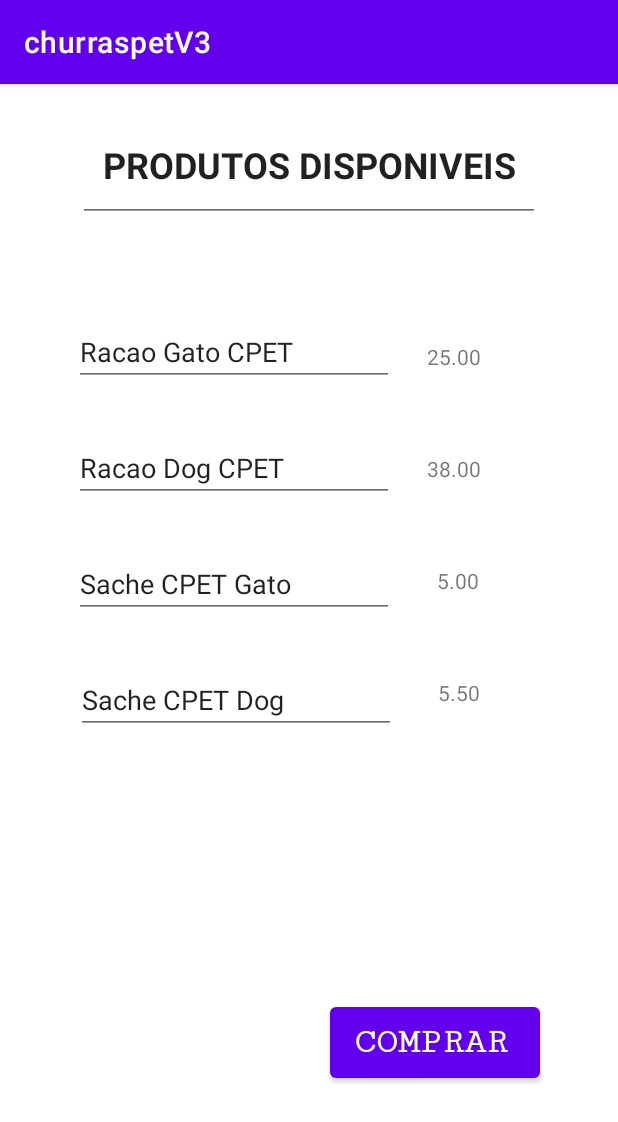
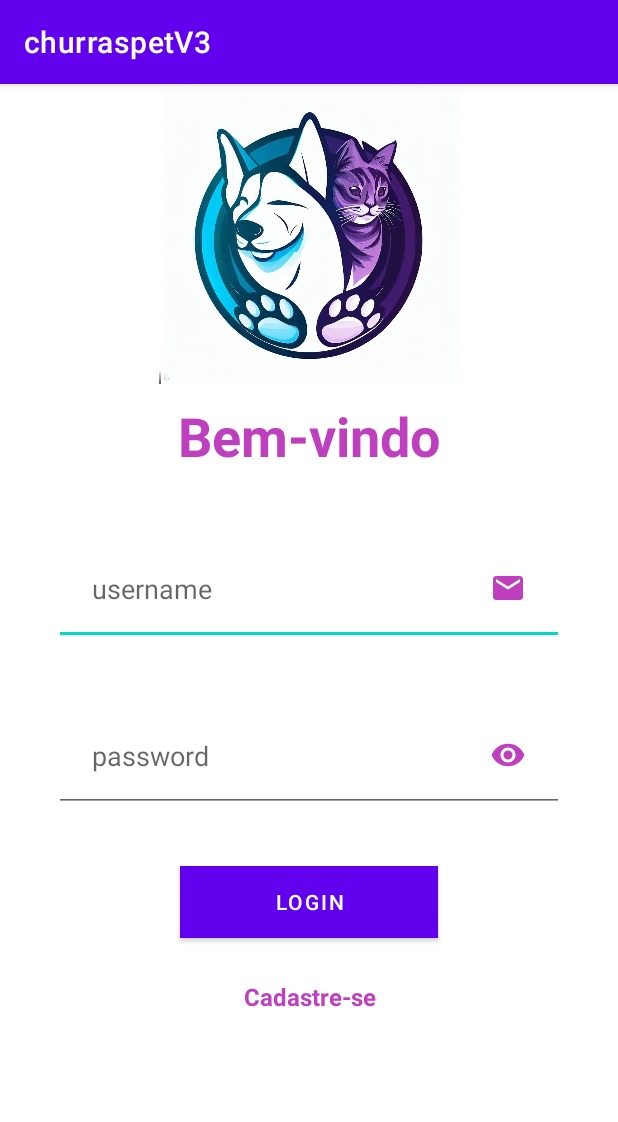
Before and after one commit to lucasnichals/churraspetV4, an Android app: the screen it shows after launch (MainActivity before the commit, HomeActivity after it), on a phone screen of 412 x 824 dp. Shown: the top 1122 px of the screen. Run offline under Robolectric (Android 15) with nearby library versions, the phone set to English and light mode, and no system bars.

Commit message:
project updated plus login screen plus register screen plus img src in mainactivity plus authentication with toast notification

```diff
--- /dev/null
+++ b/app/src/main/java/c/churraspetv3/HomeActivity.java
@@ -0,0 +1,46 @@
+package c.churraspetv3;
+
+import androidx.appcompat.app.AppCompatActivity;
+import android.content.Intent;
+import android.os.Bundle;
+import android.view.View;
+import android.widget.Button;
+import android.widget.EditText;
+import android.widget.TextView;
+import android.widget.Toast;
+
+public class HomeActivity extends AppCompatActivity {
+
+    @Override
+    protected void onCreate(Bundle savedInstanceState) {
+        super.onCreate(savedInstanceState);
+        setContentView(R.layout.activity_home);
+        String username = "u";
+        String password = "p";
+        TextView tvRegister = findViewById(R.id.tv_main_cadastro);
+        EditText etUsername = findViewById(R.id.et_main_username);
+        EditText etPassword = findViewById(R.id.et_main_password);
+        Button btnLogin = findViewById(R.id.btn_main_login);
+        tvRegister.setOnClickListener(new View.OnClickListener() {
+            @Override
+            public void onClick(View v) {
+                Intent intent = new Intent(HomeActivity.this, RegisterActivity.class);
+                startActivity(intent);
+            }
+        });
+        btnLogin.setOnClickListener(new View.OnClickListener() {
+            @Override
+            public void onClick(View view) {
+                String enteredUsername = etUsername.getText().toString();
+                String enteredPassword = etPassword.getText().toString();
+                if (enteredUsername.equals(username) && enteredPassword.equals(password)) {
+                    Toast.makeText(HomeActivity.this, "Bem-vindo", Toast.LENGTH_SHORT).show();
+                    Intent intent = new Intent(HomeActivity.this, MainActivity.class);
+                    startActivity(intent);
+                } else {
+                    Toast.makeText(HomeActivity.this, "Usuario ou senha INVALIDOS", Toast.LENGTH_LONG).show();
+                }
+            }
+        });
+    }
+}
--- /dev/null
+++ b/app/src/main/res/drawable/ic_email.xml
@@ -0,0 +1,5 @@
+<vector android:height="24dp" android:tint="#BF40BF"
+    android:viewportHeight="24" android:viewportWidth="24"
+    android:width="24dp" xmlns:android="http://schemas.android.com/apk/res/android">
+    <path android:fillColor="@android:color/white" android:pathData="M20,4L4,4c-1.1,0 -1.99,0.9 -1.99,2L2,18c0,1.1 0.9,2 2,2h16c1.1,0 2,-0.9 2,-2L22,6c0,-1.1 -0.9,-2 -2,-2zM20,8l-8,5 -8,-5L4,6l8,5 8,-5v2z"/>
+</vector>
--- /dev/null
+++ b/app/src/main/res/drawable/ic_eye.xml
@@ -0,0 +1,5 @@
+<vector android:height="24dp" android:tint="#BF40BF"
+    android:viewportHeight="24" android:viewportWidth="24"
+    android:width="24dp" xmlns:android="http://schemas.android.com/apk/res/android">
+    <path android:fillColor="@android:color/white" android:pathData="M12,4.5C7,4.5 2.73,7.61 1,12c1.73,4.39 6,7.5 11,7.5s9.27,-3.11 11,-7.5c-1.73,-4.39 -6,-7.5 -11,-7.5zM12,17c-2.76,0 -5,-2.24 -5,-5s2.24,-5 5,-5 5,2.24 5,5 -2.24,5 -5,5zM12,9c-1.66,0 -3,1.34 -3,3s1.34,3 3,3 3,-1.34 3,-3 -1.34,-3 -3,-3z"/>
+</vector>
--- /dev/null
+++ b/app/src/main/res/layout/activity_home.xml
@@ -0,0 +1,100 @@
+<?xml version="1.0" encoding="utf-8"?>
+<androidx.constraintlayout.widget.ConstraintLayout xmlns:android="http://schemas.android.com/apk/res/android"
+    xmlns:app="http://schemas.android.com/apk/res-auto"
+    xmlns:tools="http://schemas.android.com/tools"
+    android:layout_width="match_parent"
+    android:layout_height="match_parent"
+    tools:context=".MainActivity">
+
+    <ImageView
+        android:id="@+id/logo"
+        android:layout_width="200dp"
+        android:layout_height="200dp"
+        android:src="@drawable/logo1"
+        app:layout_constraintEnd_toEndOf="parent"
+        app:layout_constraintStart_toStartOf="parent"
+        tools:ignore="MissingConstraints" />
+
+    <TextView
+        android:id="@+id/tv_main_tittle_login_screen"
+        android:layout_width="wrap_content"
+        android:layout_height="wrap_content"
+        android:layout_marginTop="0dp"
+        android:layout_marginBottom="300dp"
+        android:text="@string/bem_vindo"
+        android:textColor="@color/purple"
+        android:textSize="36sp"
+        android:textStyle="bold"
+        app:layout_constraintBottom_toBottomOf="parent"
+        app:layout_constraintEnd_toEndOf="parent"
+        app:layout_constraintStart_toStartOf="parent"
+        app:layout_constraintTop_toTopOf="@id/logo" />
+
+    <EditText
+        android:id="@+id/et_main_username"
+        style="@style/Widget.MaterialComponents.TextInputLayout.OutlinedBox"
+        android:layout_width="match_parent"
+        android:layout_height="wrap_content"
+        android:layout_marginStart="36dp"
+        android:layout_marginTop="40dp"
+        android:layout_marginEnd="36dp"
+        android:autofillHints=""
+        android:drawableEnd="@drawable/ic_email"
+        android:hint="@string/username"
+        android:inputType="text"
+        android:maxLines="1"
+        android:padding="25dp"
+        android:singleLine="true"
+        android:textSize="18sp"
+        app:layout_constraintEnd_toEndOf="parent"
+        app:layout_constraintStart_toStartOf="parent"
+        app:layout_constraintTop_toBottomOf="@id/tv_main_tittle_login_screen" />
+
+    <EditText
+        android:id="@+id/et_main_password"
+        android:layout_width="match_parent"
+        android:layout_height="wrap_content"
+        android:layout_marginStart="36dp"
+        android:layout_marginTop="36dp"
+        android:layout_marginEnd="36dp"
+        android:autofillHints=""
+        android:drawableEnd="@drawable/ic_eye"
+        android:hint="@string/password"
+        android:inputType="textPassword"
+        android:maxLines="1"
+        android:padding="25dp"
+        android:singleLine="true"
+        android:textSize="18sp"
+        app:layout_constraintEnd_toEndOf="parent"
+        app:layout_constraintStart_toStartOf="parent"
+        app:layout_constraintTop_toBottomOf="@id/et_main_username" />
+
+    <Button
+        android:id="@+id/btn_main_login"
+        android:layout_width="match_parent"
+        android:layout_height="wrap_content"
+        android:layout_marginStart="120dp"
+        android:layout_marginTop="36dp"
+        android:layout_marginEnd="120dp"
+        android:background="@color/purple"
+        android:text="@string/login"
+        android:textAllCaps="true"
+        app:layout_constraintTop_toBottomOf="@id/et_main_password" />
+
+    <TextView
+        android:id="@+id/tv_main_cadastro"
+        android:layout_width="match_parent"
+        android:layout_height="wrap_content"
+        android:layout_marginStart="36dp"
+        android:layout_marginTop="28dp"
+        android:layout_marginEnd="36dp"
+        android:text="@string/cadastre_se"
+        android:textAlignment="center"
+        android:textColor="@color/purple"
+        android:textSize="16sp"
+        android:textStyle="bold"
+        app:layout_constraintEnd_toEndOf="parent"
+        app:layout_constraintStart_toStartOf="parent"
+        app:layout_constraintTop_toBottomOf="@id/btn_main_login" />
+
+</androidx.constraintlayout.widget.ConstraintLayout>
--- a/app/src/main/res/layout/activity_main.xml
+++ b/app/src/main/res/layout/activity_main.xml
@@ -5,6 +5,18 @@
     android:layout_width="match_parent"
     android:layout_height="match_parent"
     tools:context=".MainActivity">
+
+    <ImageView
+        android:id="@+id/img1"
+        android:layout_width="80dp"
+        android:layout_height="60dp"
+        android:src="@drawable/racao"
+        app:layout_constraintEnd_toStartOf="@+id/editP1"
+        app:layout_constraintStart_toStartOf="parent"
+        app:layout_constraintTop_toTopOf="parent"
+        app:layout_constraintBottom_toBottomOf="parent"
+        android:layout_marginBottom="380dp"
+        android:layout_marginEnd="10dp"/>
 
     <EditText
         android:id="@+id/editMenu"
@@ -29,61 +41,93 @@
         android:layout_width="wrap_content"
         android:layout_height="wrap_content"
         android:layout_marginTop="64dp"
-        android:layout_marginEnd="100dp"
+        android:layout_marginEnd="20dp"
         android:duplicateParentState="true"
-        android:editable="false"
         android:ems="10"
         android:inputType="textPersonName"
         android:text="Racao Gato CPET"
         app:layout_constraintEnd_toEndOf="parent"
+        app:layout_constraintStart_toStartOf="@id/img1"
+        app:layout_constraintTop_toBottomOf="@+id/editMenu" />
+
+    <ImageView
+        android:id="@+id/img2"
+        android:layout_width="80dp"
+        android:layout_height="60dp"
+        android:src="@drawable/racao_dog"
+        app:layout_constraintEnd_toStartOf="@+id/editP2"
         app:layout_constraintStart_toStartOf="parent"
-        app:layout_constraintTop_toBottomOf="@+id/editMenu" />
+        app:layout_constraintTop_toBottomOf="@id/img1"
+        app:layout_constraintBottom_toBottomOf="parent"
+        android:layout_marginBottom="360dp"
+        android:layout_marginEnd="10dp"/>
+
 
     <EditText
         android:id="@+id/editP2"
         android:layout_width="wrap_content"
         android:layout_height="wrap_content"
-        android:layout_marginTop="32dp"
-        android:layout_marginEnd="100dp"
-        android:editable="false"
+        android:layout_marginTop="64dp"
+        android:layout_marginEnd="20dp"
+        android:duplicateParentState="true"
         android:ems="10"
         android:inputType="textPersonName"
-        android:text="Racao Dog CPET"
+        android:text="Racao Cachorro CPET"
         app:layout_constraintEnd_toEndOf="parent"
+        app:layout_constraintStart_toStartOf="@id/img1"
+        app:layout_constraintTop_toBottomOf="@+id/editP1" />
+
+    <ImageView
+        android:id="@+id/img3"
+        android:layout_width="80dp"
+        android:layout_height="60dp"
+        android:src="@drawable/sache_cat"
+        app:layout_constraintEnd_toStartOf="@+id/editP3"
         app:layout_constraintStart_toStartOf="parent"
-        app:layout_constraintTop_toBottomOf="@+id/editP1" />
+        app:layout_constraintTop_toBottomOf="@id/img2"
+        app:layout_constraintBottom_toBottomOf="parent"
+        android:layout_marginBottom="260dp"
+        android:layout_marginEnd="10dp"/>
 
     <EditText
         android:id="@+id/editP3"
         android:layout_width="wrap_content"
         android:layout_height="wrap_content"
-        android:layout_marginTop="32dp"
-        android:layout_marginEnd="100dp"
-        android:editable="false"
+        android:layout_marginTop="64dp"
+        android:layout_marginEnd="20dp"
+        android:duplicateParentState="true"
         android:ems="10"
         android:inputType="textPersonName"
-        android:text="Sache CPET Gato"
+        android:text="Sache Gato CPET"
         app:layout_constraintEnd_toEndOf="parent"
+        app:layout_constraintStart_toStartOf="@id/img3"
+        app:layout_constraintTop_toBottomOf="@+id/editP2" />
+
+    <ImageView
+        android:id="@+id/img4"
+        android:layout_width="80dp"
+        android:layout_height="60dp"
+        android:src="@drawable/sache_dog"
+        app:layout_constraintEnd_toStartOf="@+id/editP3"
         app:layout_constraintStart_toStartOf="parent"
-        app:layout_constraintTop_toBottomOf="@+id/editP2" />
+        app:layout_constraintTop_toBottomOf="@id/img2"
+        app:layout_constraintBottom_toBottomOf="parent"
+        android:layout_marginBottom="60dp"
+        android:layout_marginEnd="10dp"/>
 
     <EditText
         android:id="@+id/editP4"
         android:layout_width="wrap_content"
         android:layout_height="wrap_content"
-        android:layout_marginTop="32dp"
-        android:layout_marginEnd="100dp"
-        android:layout_marginBottom="343dp"
-        android:editable="false"
+        android:layout_marginTop="64dp"
+        android:layout_marginEnd="20dp"
+        android:duplicateParentState="true"
         android:ems="10"
         android:inputType="textPersonName"
-        android:text="Sache CPET Dog"
-        app:layout_constraintBottom_toBottomOf="parent"
+        android:text="Sache Cachorro CPET"
         app:layout_constraintEnd_toEndOf="parent"
-        app:layout_constraintHorizontal_bias="0.512"
-        app:layout_constraintStart_toStartOf="parent"
-        app:layout_constraintTop_toBottomOf="@+id/editP3"
-        app:layout_constraintVertical_bias="0.0" />
+        app:layout_constraintStart_toStartOf="@id/img4"
+        app:layout_constraintTop_toBottomOf="@+id/editP3"/>
 
     <Button
         android:id="@+id/bComprar"
@@ -103,7 +147,7 @@
         app:layout_constraintBottom_toBottomOf="parent"
         app:layout_constraintEnd_toEndOf="parent"
         app:layout_constraintStart_toStartOf="parent"
-        app:layout_constraintTop_toBottomOf="@+id/editP4" />
+        app:layout_constraintTop_toBottomOf="@id/editP3" />
 
     <TextView
         android:id="@+id/textV1"
@@ -122,7 +166,7 @@
         android:layout_width="wrap_content"
         android:layout_height="wrap_content"
         android:layout_marginStart="15dp"
-        android:layout_marginTop="55dp"
+        android:layout_marginTop="85dp"
         android:layout_marginEnd="85dp"
         android:text="38.00"
         app:layout_constraintEnd_toEndOf="parent"
@@ -134,7 +178,7 @@
         android:layout_width="wrap_content"
         android:layout_height="wrap_content"
         android:layout_marginStart="15dp"
-        android:layout_marginTop="55dp"
+        android:layout_marginTop="95dp"
         android:layout_marginEnd="80dp"
         android:text="5.00"
         app:layout_constraintEnd_toEndOf="parent"
@@ -146,7 +190,7 @@
         android:layout_width="wrap_content"
         android:layout_height="wrap_content"
         android:layout_marginStart="15dp"
-        android:layout_marginTop="55dp"
+        android:layout_marginTop="95dp"
         android:layout_marginEnd="80dp"
         android:text="5.50"
         app:layout_constraintEnd_toEndOf="parent"
--- a/app/src/main/res/values/colors.xml
+++ b/app/src/main/res/values/colors.xml
@@ -7,4 +7,5 @@
     <color name="teal_700">#FF018786</color>
     <color name="black">#FF000000</color>
     <color name="white">#FFFFFFFF</color>
+    <color name="purple">#BF40BF</color>
 </resources>
--- a/app/src/main/res/values/strings.xml
+++ b/app/src/main/res/values/strings.xml
@@ -1,3 +1,10 @@
 <resources>
     <string name="app_name">churraspetV3</string>
+    <string name="login">Login</string>
+    <string name="username">username</string>
+    <string name="password">password</string>
+    <string name="cadastre_se">Cadastre-se</string>
+    <string name="bem_vindo">Bem-vindo</string>
+    <string name="cadastro">CADASTRO</string>
+    <string name="registrar">REGISTRAR</string>
 </resources>
```
Also changed, not shown: app/src/main/AndroidManifest.xml (+7 -1 lines), app/src/main/java/c/churraspetv3/RegisterActivity.java (added, +14 -0 lines), app/src/main/res/layout/activity_register.xml (added, +78 -0 lines), app/src/main/res/drawable/logo1.jpg (added), app/src/main/res/drawable/racao.jpg (added), app/src/main/res/drawable/racao_dog.jpg (added), app/src/main/res/drawable/register.png (added), app/src/main/res/drawable/sache_cat.jpg (added), app/src/main/res/drawable/sache_dog.jpg (added).
